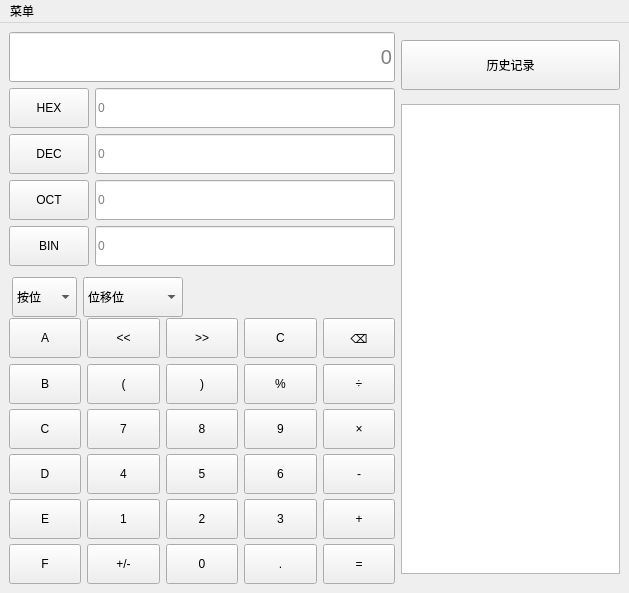
Qt form Calculator/programmer.ui (HarveyLoradom/Code) before a commit.
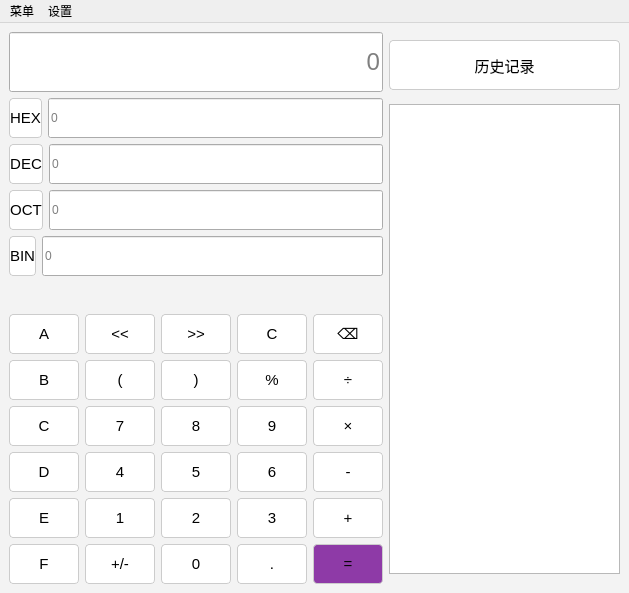
The same form after that commit. Icons and pictures are not drawn.

```diff
--- a/Calculator/programmer.ui
+++ b/Calculator/programmer.ui
@@ -31,6 +31,22 @@
   <property name="windowTitle">
    <string>计算器</string>
   </property>
+  <property name="styleSheet">
+   <string notr="true"> QMainWindow {
+ background-color: #F3F3F3;
+ color: black; }
+ QPushButton {
+ background-color: #FFFFFF; 
+color: black; 
+font-size:15px;
+border: 1px solid #ccc;
+ border-radius: 4px; }
+#btnEqual{
+background-color:#8E3AA7;
+}
+ QPushButton:hover { 
+background-color: #F3F3F3; }</string>
+  </property>
   <widget class="QWidget" name="centralwidget">
    <layout class="QGridLayout" name="gridLayout">
     <item row="0" column="0">
@@ -38,12 +54,12 @@
       <property name="minimumSize">
        <size>
         <width>0</width>
-        <height>50</height>
+        <height>60</height>
        </size>
       </property>
       <property name="font">
        <font>
-        <pointsize>15</pointsize>
+        <pointsize>18</pointsize>
        </font>
       </property>
       <property name="alignment">
@@ -218,141 +234,7 @@
      </layout>
     </item>
     <item row="2" column="0">
-     <layout class="QHBoxLayout" name="horizontalLayout_7">
-      <item>
-       <spacer name="horizontalSpacer_2">
-        <property name="orientation">
-         <enum>Qt::Orientation::Horizontal</enum>
-        </property>
-        <property name="sizeType">
-         <enum>QSizePolicy::Policy::Minimum</enum>
-        </property>
-        <property name="sizeHint" stdset="0">
-         <size>
-          <width>3</width>
-          <height>20</height>
-         </size>
-        </property>
-       </spacer>
-      </item>
-      <item>
-       <widget class="QComboBox" name="comboBox_2">
-        <property name="sizePolicy">
-         <sizepolicy hsizetype="Minimum" vsizetype="Minimum">
-          <horstretch>0</horstretch>
-          <verstretch>0</verstretch>
-         </sizepolicy>
-        </property>
-        <property name="minimumSize">
-         <size>
-          <width>50</width>
-          <height>40</height>
-         </size>
-        </property>
-        <property name="maximumSize">
-         <size>
-          <width>100</width>
-          <height>30</height>
-         </size>
-        </property>
-        <item>
-         <property name="text">
-          <string>按位</string>
-         </property>
-        </item>
-        <item>
-         <property name="text">
-          <string>AND</string>
-         </property>
-        </item>
-        <item>
-         <property name="text">
-          <string>OR</string>
-         </property>
-        </item>
-        <item>
-         <property name="text">
-          <string>NOT</string>
-         </property>
-        </item>
-        <item>
-         <property name="text">
-          <string>NAND</string>
-         </property>
-        </item>
-        <item>
-         <property name="text">
-          <string>NOR</string>
-         </property>
-        </item>
-        <item>
-         <property name="text">
-          <string>XOR</string>
-         </property>
-        </item>
-       </widget>
-      </item>
-      <item>
-       <widget class="QComboBox" name="comboBox">
-        <property name="sizePolicy">
-         <sizepolicy hsizetype="Minimum" vsizetype="Minimum">
-          <horstretch>0</horstretch>
-          <verstretch>0</verstretch>
-         </sizepolicy>
-        </property>
-        <property name="minimumSize">
-         <size>
-          <width>50</width>
-          <height>40</height>
-         </size>
-        </property>
-        <property name="maximumSize">
-         <size>
-          <width>100</width>
-          <height>30</height>
-         </size>
-        </property>
-        <item>
-         <property name="text">
-          <string>位移位</string>
-         </property>
-        </item>
-        <item>
-         <property name="text">
-          <string>算术移位</string>
-         </property>
-        </item>
-        <item>
-         <property name="text">
-          <string>逻辑移位</string>
-         </property>
-        </item>
-        <item>
-         <property name="text">
-          <string>旋转循环移位</string>
-         </property>
-        </item>
-        <item>
-         <property name="text">
-          <string>带进位旋转循环移位</string>
-         </property>
-        </item>
-       </widget>
-      </item>
-      <item>
-       <spacer name="horizontalSpacer">
-        <property name="orientation">
-         <enum>Qt::Orientation::Horizontal</enum>
-        </property>
-        <property name="sizeHint" stdset="0">
-         <size>
-          <width>40</width>
-          <height>20</height>
-         </size>
-        </property>
-       </spacer>
-      </item>
-     </layout>
+     <layout class="QHBoxLayout" name="horizontalLayout_7"/>
     </item>
     <item row="3" column="0">
      <layout class="QVBoxLayout" name="verticalLayout_3">
@@ -833,7 +715,18 @@
     <addaction name="Currency"/>
     <addaction name="Capacity"/>
    </widget>
+   <widget class="QMenu" name="menu_2">
+    <property name="title">
+     <string>设置</string>
+    </property>
+    <addaction name="Theme"/>
+    <addaction name="Background"/>
+    <addaction name="Font"/>
+    <addaction name="FontColor"/>
+    <addaction name="FontBackgroundColor"/>
+   </widget>
    <addaction name="menu"/>
+   <addaction name="menu_2"/>
   </widget>
   <action name="Standard">
    <property name="icon">
```
Left out of the diff: 60 changed lines with no effect on the pictures.
